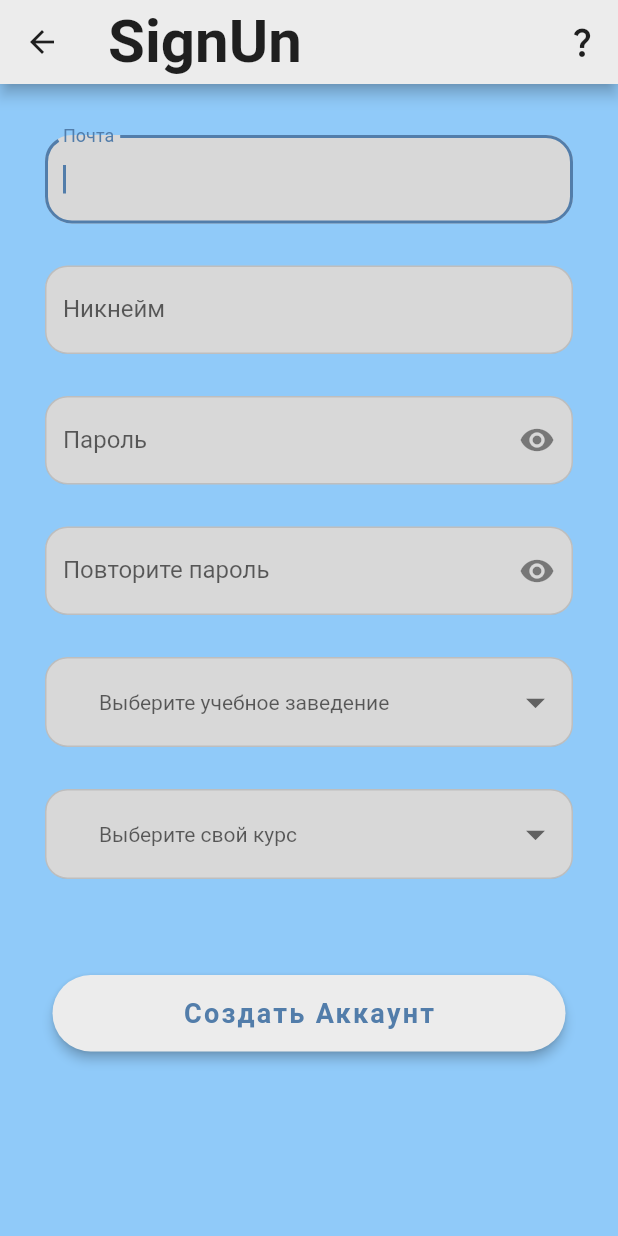
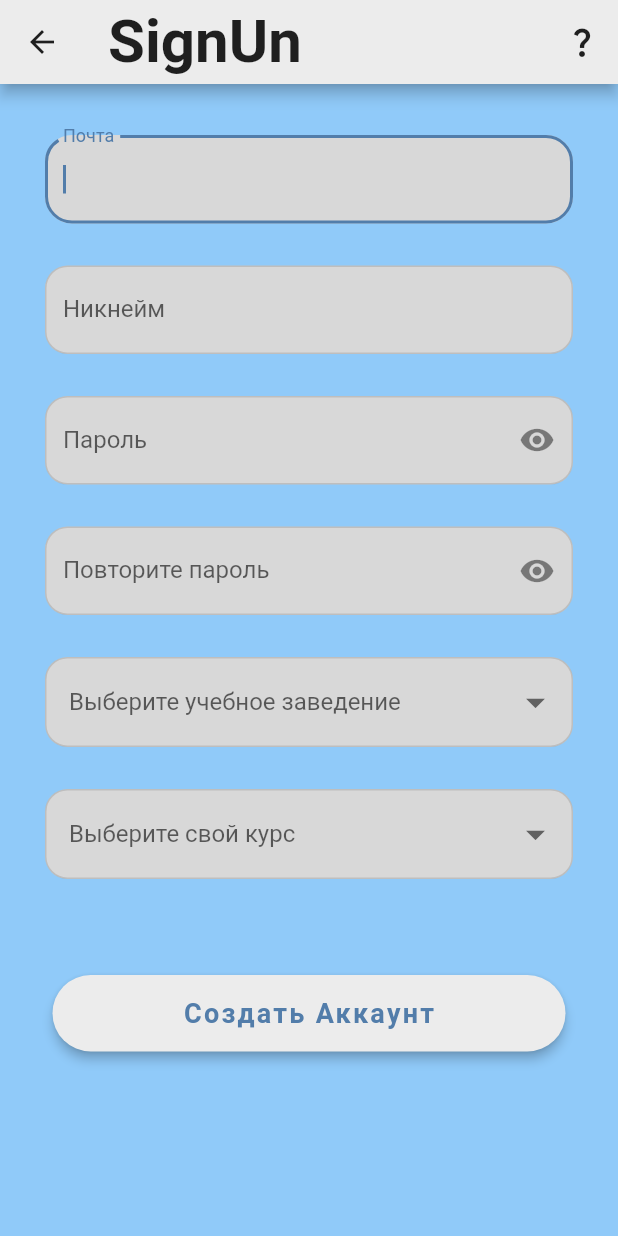
Before and after one commit to MixKage/CardExam, a Flutter app: the screen it shows after launch, after a tap on an icon or button, on a phone screen of 412 x 824 dp. Run offline on Flutter 3.47's test engine with Material 2 defaults, Android fonts, the phone set to English and light mode, and no system bars; our stand-ins replace dio, dropdown_button2.

Commit message:
fix: Padding combobox

```diff
--- a/lib/pages/signup_page.dart
+++ b/lib/pages/signup_page.dart
@@ -238,7 +238,6 @@ class _SignUpPageState extends State<SignUpPage> {
                       isExpanded: true,
                       hint: const Text(
                         'Выберите учебное заведение',
-                        style: TextStyle(fontSize: 14),
                       ),
                       icon: const Icon(
                         Icons.arrow_drop_down,
@@ -248,7 +247,7 @@ class _SignUpPageState extends State<SignUpPage> {
                       buttonDecoration: BoxDecoration(
                         borderRadius: BorderRadius.circular(15),
                       ),
-                      buttonPadding: const EdgeInsets.only(left: 20, right: 10),
+                      buttonPadding: const EdgeInsets.only(right: 10),
                       dropdownDecoration: BoxDecoration(
                         borderRadius: BorderRadius.circular(15),
                       ),
@@ -297,7 +296,6 @@ class _SignUpPageState extends State<SignUpPage> {
                       isExpanded: true,
                       hint: const Text(
                         'Выберите свой курс',
-                        style: TextStyle(fontSize: 14),
                       ),
                       icon: const Icon(
                         Icons.arrow_drop_down,
@@ -307,7 +305,7 @@ class _SignUpPageState extends State<SignUpPage> {
                       buttonDecoration: BoxDecoration(
                         borderRadius: BorderRadius.circular(15),
                       ),
-                      buttonPadding: const EdgeInsets.only(left: 20, right: 10),
+                      buttonPadding: const EdgeInsets.only(right: 10),
                       dropdownDecoration: BoxDecoration(
                         borderRadius: BorderRadius.circular(15),
                       ),
```
